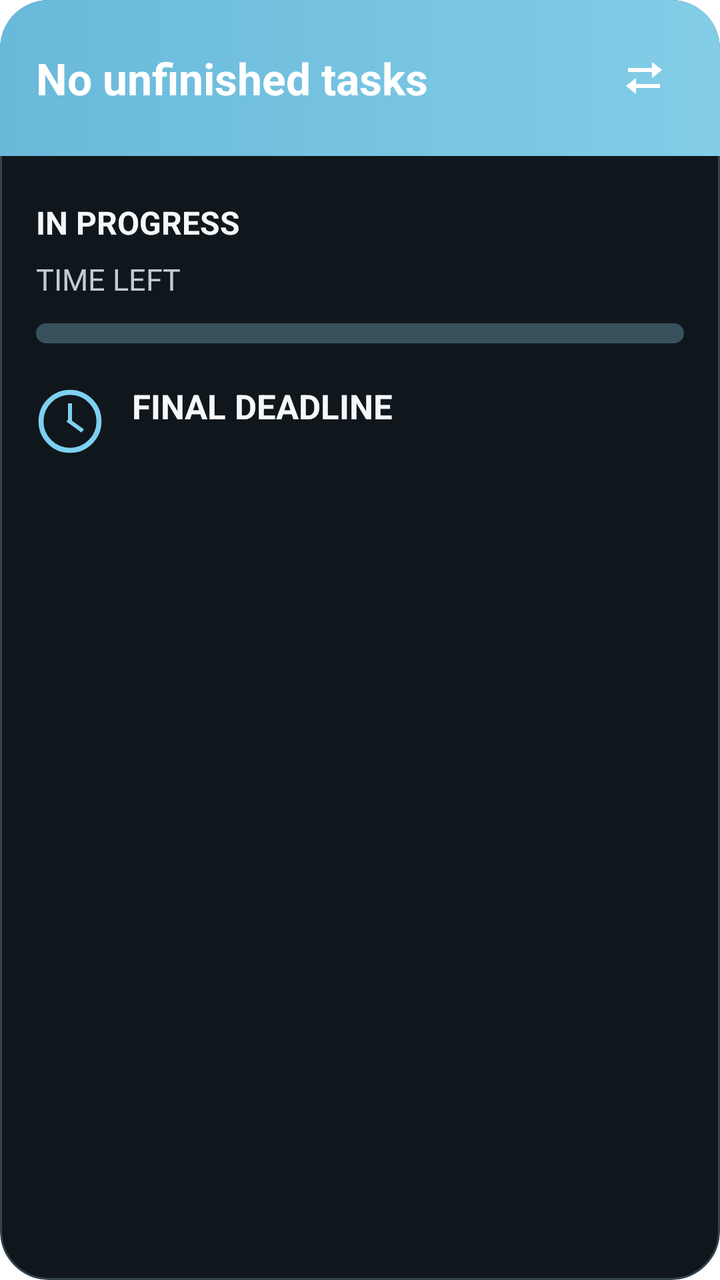
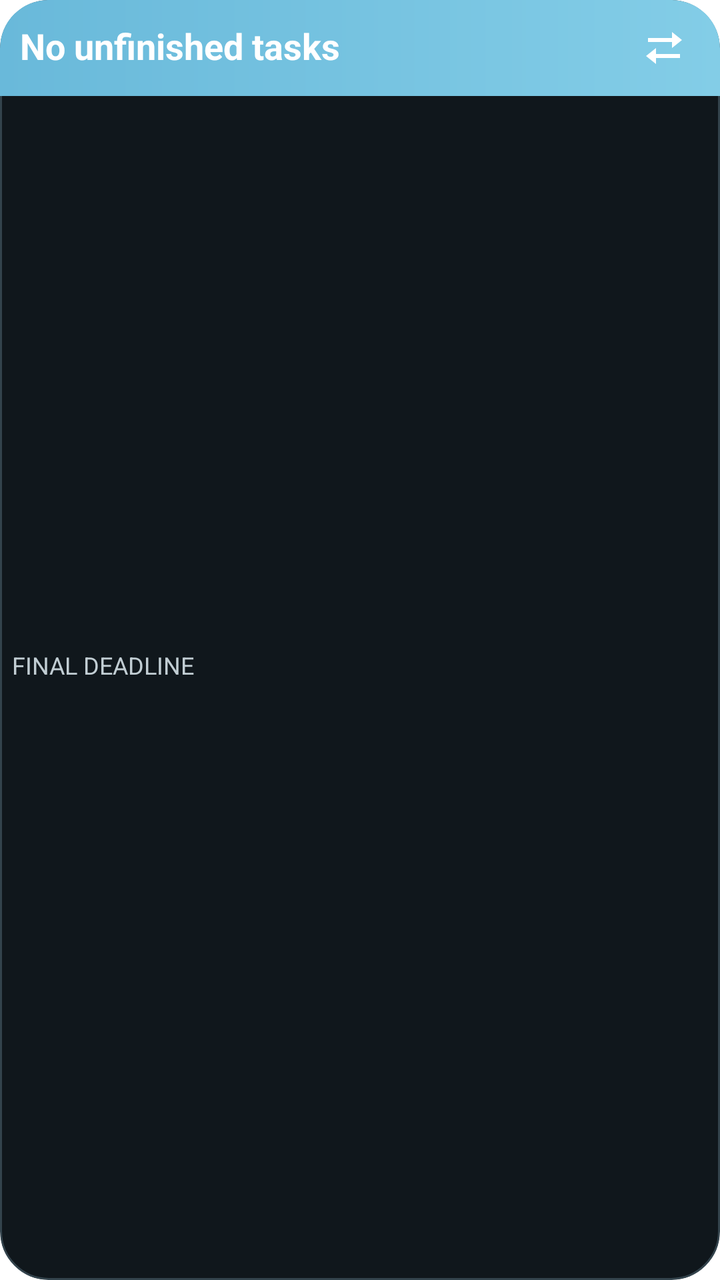

The first picture is an Android layout as it rendered before a commit; the second is the same layout after the commit. The layout source and the unified diff follow.
<!-- AndroidManifest.xml: fallback theme Theme.MaterialComponents.DayNight.NoActionBar -->
<!-- res/layout/next_ddl_widget.xml -->
<?xml version="1.0" encoding="utf-8"?>
<LinearLayout xmlns:android="http://schemas.android.com/apk/res/android"
    android:id="@+id/widget_root"
    android:layout_width="match_parent"
    android:layout_height="match_parent"
    android:orientation="vertical"
    android:clipToOutline="true"
    android:background="@drawable/next_ddl_widget_background">

    <LinearLayout
        android:id="@+id/widget_header"
        android:layout_width="match_parent"
        android:layout_height="wrap_content"
        android:orientation="horizontal"
        android:gravity="center_vertical"
        android:paddingStart="18dp"
        android:paddingTop="15dp"
        android:paddingEnd="14dp"
        android:paddingBottom="15dp"
        android:background="@drawable/next_ddl_widget_header">
        <TextView
            android:id="@+id/widget_title"
            android:layout_width="0dp"
            android:layout_height="wrap_content"
            android:layout_weight="1"
            android:text="@string/widget_empty"
            android:textColor="@color/widget_header_text"
            android:textSize="22sp"
            android:textStyle="bold"
            android:maxLines="1"
            android:ellipsize="end" />
        <ImageView
            android:id="@+id/widget_menu_icon"
            android:layout_width="48dp"
            android:layout_height="48dp"
            android:layout_marginStart="8dp"
            android:padding="12dp"
            android:src="@drawable/ic_widget_switch"
            android:tint="@color/widget_header_text"
            android:contentDescription="@string/widget_switch_label" />
    </LinearLayout>

    <LinearLayout
        android:id="@+id/widget_details"
        android:layout_width="match_parent"
        android:layout_height="0dp"
        android:layout_weight="1"
        android:orientation="vertical"
        android:paddingStart="18dp"
        android:paddingTop="17dp"
        android:paddingEnd="18dp"
        android:paddingBottom="17dp">
        <LinearLayout
            android:layout_width="match_parent"
            android:layout_height="wrap_content"
            android:orientation="horizontal"
            android:gravity="center_vertical">
            <TextView
                android:id="@+id/widget_status"
                android:layout_width="0dp"
                android:layout_height="wrap_content"
                android:layout_weight="1"
                android:text="@string/widget_focus_label"
                android:textColor="@color/widget_text"
                android:textSize="16sp"
                android:textStyle="bold" />
            <TextView
                android:id="@+id/widget_percent"
                android:layout_width="wrap_content"
                android:layout_height="wrap_content"
                android:textColor="@color/widget_accent"
                android:textSize="24sp"
                android:textStyle="bold" />
        </LinearLayout>

        <TextView
            android:id="@+id/widget_countdown_label"
            android:layout_width="match_parent"
            android:layout_height="wrap_content"
            android:layout_marginTop="2dp"
            android:text="@string/widget_remaining_label"
            android:textColor="@color/widget_secondary"
            android:textSize="15sp" />

        <ProgressBar
            android:id="@+id/widget_progress"
            style="?android:attr/progressBarStyleHorizontal"
            android:layout_width="match_parent"
            android:layout_height="10dp"
            android:layout_marginTop="12dp"
            android:max="100"
            android:progress="0"
            android:progressDrawable="@drawable/next_ddl_widget_progress" />

        <LinearLayout
            android:layout_width="match_parent"
            android:layout_height="wrap_content"
            android:layout_marginTop="20dp"
            android:orientation="horizontal"
            android:gravity="top">
            <ImageView
                android:layout_width="34dp"
                android:layout_height="34dp"
                android:layout_marginTop="2dp"
                android:src="@drawable/ic_widget_clock"
                android:tint="@color/widget_accent"
                android:contentDescription="@string/widget_final_label" />
            <LinearLayout
                android:layout_width="0dp"
                android:layout_height="wrap_content"
                android:layout_weight="1"
                android:layout_marginStart="14dp"
                android:orientation="vertical">
                <TextView
                    android:id="@+id/widget_final_label"
                    android:layout_width="match_parent"
                    android:layout_height="wrap_content"
                    android:text="@string/widget_final_label"
                    android:textColor="@color/widget_text"
                    android:textSize="17sp"
                    android:textStyle="bold" />
                <TextView
                    android:id="@+id/widget_final_countdown"
                    android:layout_width="match_parent"
                    android:layout_height="wrap_content"
                    android:layout_marginTop="5dp"
                    android:textColor="@color/widget_accent"
                    android:textSize="25sp"
                    android:textStyle="bold"
                    android:maxLines="1"
                    android:ellipsize="end" />
                <TextView
                    android:id="@+id/widget_final"
                    android:layout_width="match_parent"
                    android:layout_height="wrap_content"
                    android:layout_marginTop="5dp"
                    android:textColor="@color/widget_text"
                    android:textSize="15sp"
                    android:maxLines="1"
                    android:ellipsize="end" />
            </LinearLayout>
        </LinearLayout>
    </LinearLayout>

    <TextView
        android:id="@+id/widget_empty_hint"
        android:layout_width="match_parent"
        android:layout_height="0dp"
        android:layout_weight="1"
        android:gravity="center"
        android:padding="18dp"
        android:text="@string/widget_empty_hint"
        android:textColor="@color/widget_secondary"
        android:textSize="15sp"
        android:visibility="gone" />
</LinearLayout>
<!-- resources referenced by this layout -->
<resources>
  <color name="widget_accent">#7ED0F1</color>
  <color name="widget_header_text">#FFFFFF</color>
  <color name="widget_secondary">#C1CDD3</color>
  <color name="widget_text">#F5F8FA</color>
  <!-- drawable ic_widget_clock (drawable) -->
  <?xml version="1.0" encoding="utf-8"?>
  <vector xmlns:android="http://schemas.android.com/apk/res/android"
      android:width="34dp"
      android:height="34dp"
      android:viewportWidth="34"
      android:viewportHeight="34">
      <path android:fillColor="@android:color/transparent" android:strokeColor="@color/widget_accent"
          android:strokeWidth="2.5" android:pathData="M17,2.5A14.5,14.5 0,1 0,17 31.5A14.5,14.5 0,1 0,17 2.5" />
      <path android:fillColor="@color/widget_accent" android:pathData="M16,8h2v10h-2z" />
      <path android:fillColor="@color/widget_accent" android:pathData="M17,16l7,5 -1.3,1.6 -7.7,-5.7z" />
  </vector>
  <!-- drawable ic_widget_switch (drawable) -->
  <?xml version="1.0" encoding="utf-8"?>
  <vector xmlns:android="http://schemas.android.com/apk/res/android"
      android:width="24dp" android:height="24dp"
      android:viewportWidth="24" android:viewportHeight="24">
      <path android:fillColor="@color/widget_header_text"
          android:pathData="M4,7h12V4l5,4 -5,4V9H4zM20,15H8v-3l-5,4 5,4v-3h12z" />
  </vector>
  <!-- drawable next_ddl_widget_background (drawable) -->
  <?xml version="1.0" encoding="utf-8"?>
  <shape xmlns:android="http://schemas.android.com/apk/res/android" android:shape="rectangle">
      <solid android:color="@color/widget_background" />
      <corners android:radius="24dp" />
      <stroke android:width="1dp" android:color="@color/widget_border" />
  </shape>
  <!-- drawable next_ddl_widget_header (drawable) -->
  <?xml version="1.0" encoding="utf-8"?>
  <shape xmlns:android="http://schemas.android.com/apk/res/android" android:shape="rectangle">
      <gradient android:angle="0" android:startColor="@color/widget_header_start"
          android:endColor="@color/widget_header_end" />
      <corners android:topLeftRadius="24dp" android:topRightRadius="24dp" />
  </shape>
  <!-- drawable next_ddl_widget_progress (drawable) -->
  <?xml version="1.0" encoding="utf-8"?>
  <layer-list xmlns:android="http://schemas.android.com/apk/res/android">
      <item android:id="@android:id/background">
          <shape android:shape="rectangle">
              <corners android:radius="8dp" />
              <solid android:color="@color/widget_progress_track" />
          </shape>
      </item>
      <item android:id="@android:id/progress">
          <clip android:clipOrientation="horizontal" android:gravity="left">
              <shape android:shape="rectangle">
                  <corners android:radius="8dp" />
                  <solid android:color="@color/widget_accent" />
              </shape>
          </clip>
      </item>
  </layer-list>
  <string name="widget_empty">No unfinished tasks</string>
  <string name="widget_empty_hint">Tap to open Next DDL</string>
  <string name="widget_final_label">FINAL DEADLINE</string>
  <string name="widget_focus_label">IN PROGRESS</string>
  <string name="widget_remaining_label">TIME LEFT</string>
  <string name="widget_switch_label">Switch task</string>
  <color name="widget_background">#10171C</color>
  <color name="widget_border">#33434C</color>
  <color name="widget_header_start">#69B9DA</color>
  <color name="widget_header_end">#83CDE7</color>
  <color name="widget_progress_track">#39515D</color>
</resources>

<!-- the commit's change to res/layout/next_ddl_widget.xml (unified diff, before → after) -->
@@ -6,151 +6,171 @@
     android:orientation="vertical"
     android:clipToOutline="true"
     android:background="@drawable/next_ddl_widget_background">
-
-    <LinearLayout
-        android:id="@+id/widget_header"
-        android:layout_width="match_parent"
-        android:layout_height="wrap_content"
-        android:orientation="horizontal"
-        android:gravity="center_vertical"
-        android:paddingStart="18dp"
-        android:paddingTop="15dp"
-        android:paddingEnd="14dp"
-        android:paddingBottom="15dp"
-        android:background="@drawable/next_ddl_widget_header">
-        <TextView
-            android:id="@+id/widget_title"
-            android:layout_width="0dp"
-            android:layout_height="wrap_content"
-            android:layout_weight="1"
-            android:text="@string/widget_empty"
-            android:textColor="@color/widget_header_text"
-            android:textSize="22sp"
-            android:textStyle="bold"
-            android:maxLines="1"
-            android:ellipsize="end" />
-        <ImageView
-            android:id="@+id/widget_menu_icon"
-            android:layout_width="48dp"
-            android:layout_height="48dp"
-            android:layout_marginStart="8dp"
-            android:padding="12dp"
-            android:src="@drawable/ic_widget_switch"
-            android:tint="@color/widget_header_text"
-            android:contentDescription="@string/widget_switch_label" />
-    </LinearLayout>
-
+    <include layout="@layout/next_ddl_widget_header" />
     <LinearLayout
         android:id="@+id/widget_details"
         android:layout_width="match_parent"
         android:layout_height="0dp"
         android:layout_weight="1"
         android:orientation="vertical"
-        android:paddingStart="18dp"
-        android:paddingTop="17dp"
-        android:paddingEnd="18dp"
-        android:paddingBottom="17dp">
-        <LinearLayout
+        android:gravity="center_vertical"
+        android:padding="6dp">
+        <include layout="@layout/next_ddl_widget_overview" />
+        <include layout="@layout/next_ddl_widget_deadline" />
+    </LinearLayout>
+    <include layout="@layout/next_ddl_widget_empty" />
+</LinearLayout>
+<!-- res/layout/next_ddl_widget_header.xml (included above) -->
+<?xml version="1.0" encoding="utf-8"?>
+<LinearLayout xmlns:android="http://schemas.android.com/apk/res/android"
+    android:id="@+id/widget_header"
+    android:layout_width="match_parent"
+    android:layout_height="wrap_content"
+    android:orientation="horizontal"
+    android:gravity="center_vertical"
+    android:minHeight="48dp"
+    android:paddingStart="10dp"
+    android:paddingEnd="4dp"
+    android:background="@drawable/next_ddl_widget_header">
+    <TextView
+        android:id="@+id/widget_title"
+        android:layout_width="0dp"
+        android:layout_height="wrap_content"
+        android:layout_weight="1"
+        android:text="@string/widget_empty"
+        android:textColor="@color/widget_header_text"
+        android:textSize="18sp"
+        android:textStyle="bold"
+        android:includeFontPadding="false"
+        android:maxLines="1"
+        android:ellipsize="end" />
+    <ImageView
+        android:id="@+id/widget_menu_icon"
+        android:layout_width="48dp"
+        android:layout_height="48dp"
+        android:padding="12dp"
+        android:src="@drawable/ic_widget_switch"
+        android:tint="@color/widget_header_text"
+        android:contentDescription="@string/widget_switch_label" />
+</LinearLayout>
+<!-- res/layout/next_ddl_widget_overview.xml (included above) -->
+<?xml version="1.0" encoding="utf-8"?>
+<LinearLayout xmlns:android="http://schemas.android.com/apk/res/android"
+    android:id="@+id/widget_overview"
+    android:layout_width="match_parent"
+    android:layout_height="wrap_content"
+    android:orientation="vertical"
+    android:visibility="gone">
+    <LinearLayout
+        android:layout_width="match_parent"
+        android:layout_height="wrap_content"
+        android:orientation="horizontal"
+        android:gravity="center_vertical">
+        <TextView
+            android:id="@+id/widget_status"
+            android:layout_width="0dp"
+            android:layout_height="wrap_content"
+            android:layout_weight="1"
+            android:text="@string/widget_focus_label"
+            android:textColor="@color/widget_text"
+            android:textSize="12sp"
+            android:textStyle="bold"
+            android:includeFontPadding="false"
+            android:maxLines="1"
+            android:ellipsize="end" />
+        <TextView
+            android:id="@+id/widget_percent"
+            android:layout_width="wrap_content"
+            android:layout_height="wrap_content"
+            android:textColor="@color/widget_accent"
+            android:textSize="16sp"
+            android:textStyle="bold"
+            android:includeFontPadding="false" />
+    </LinearLayout>
+    <TextView
+        android:id="@+id/widget_countdown_label"
+        android:layout_width="match_parent"
+        android:layout_height="wrap_content"
+        android:text="@string/widget_remaining_label"
+        android:textColor="@color/widget_secondary"
+        android:textSize="12sp"
+        android:includeFontPadding="false"
+        android:maxLines="1"
+        android:ellipsize="end" />
+    <ProgressBar
+        android:id="@+id/widget_progress"
+        style="?android:attr/progressBarStyleHorizontal"
+        android:layout_width="match_parent"
+        android:layout_height="8dp"
+        android:layout_marginTop="6dp"
+        android:max="100"
+        android:progress="0"
+        android:progressDrawable="@drawable/next_ddl_widget_progress" />
+</LinearLayout>
+<!-- res/layout/next_ddl_widget_deadline.xml (included above) -->
+<?xml version="1.0" encoding="utf-8"?>
+<LinearLayout xmlns:android="http://schemas.android.com/apk/res/android"
+    android:id="@+id/widget_deadline"
+    android:layout_width="match_parent"
+    android:layout_height="wrap_content"
+    android:orientation="horizontal"
+    android:gravity="center_vertical">
+    <ImageView
+        android:id="@+id/widget_clock"
+        android:layout_width="32dp"
+        android:layout_height="32dp"
+        android:src="@drawable/ic_widget_clock"
+        android:tint="@color/widget_accent"
+        android:contentDescription="@string/widget_final_label"
+        android:visibility="gone" />
+    <LinearLayout
+        android:id="@+id/widget_deadline_text"
+        android:layout_width="0dp"
+        android:layout_height="wrap_content"
+        android:layout_weight="1"
+        android:orientation="vertical">
+        <TextView
+            android:id="@+id/widget_final_label"
             android:layout_width="match_parent"
             android:layout_height="wrap_content"
-            android:orientation="horizontal"
-            android:gravity="center_vertical">
-            <TextView
-                android:id="@+id/widget_status"
-                android:layout_width="0dp"
-                android:layout_height="wrap_content"
-                android:layout_weight="1"
-                android:text="@string/widget_focus_label"
-                android:textColor="@color/widget_text"
-                android:textSize="16sp"
-                android:textStyle="bold" />
-            <TextView
-                android:id="@+id/widget_percent"
-                android:layout_width="wrap_content"
-                android:layout_height="wrap_content"
-                android:textColor="@color/widget_accent"
-                android:textSize="24sp"
-                android:textStyle="bold" />
-        </LinearLayout>
-
+            android:text="@string/widget_final_label"
+            android:textColor="@color/widget_secondary"
+            android:textSize="12sp"
+            android:includeFontPadding="false"
+            android:maxLines="1"
+            android:ellipsize="end" />
         <TextView
-            android:id="@+id/widget_countdown_label"
+            android:id="@+id/widget_final_countdown"
             android:layout_width="match_parent"
             android:layout_height="wrap_content"
-            android:layout_marginTop="2dp"
-            android:text="@string/widget_remaining_label"
-            android:textColor="@color/widget_secondary"
-            android:textSize="15sp" />
-
-        <ProgressBar
-            android:id="@+id/widget_progress"
-            style="?android:attr/progressBarStyleHorizontal"
-            android:layout_width="match_parent"
-            android:layout_height="10dp"
-            android:layout_marginTop="12dp"
-            android:max="100"
-            android:progress="0"
-            android:progressDrawable="@drawable/next_ddl_widget_progress" />
-
-        <LinearLayout
+            android:textColor="@color/widget_accent"
+            android:textSize="18sp"
+            android:textStyle="bold"
+            android:includeFontPadding="false"
+            android:maxLines="1"
+            android:ellipsize="end" />
+        <TextView
+            android:id="@+id/widget_final"
             android:layout_width="match_parent"
             android:layout_height="wrap_content"
-            android:layout_marginTop="20dp"
-            android:orientation="horizontal"
-            android:gravity="top">
-            <ImageView
-                android:layout_width="34dp"
-                android:layout_height="34dp"
-                android:layout_marginTop="2dp"
-                android:src="@drawable/ic_widget_clock"
-                android:tint="@color/widget_accent"
-                android:contentDescription="@string/widget_final_label" />
-            <LinearLayout
-                android:layout_width="0dp"
-                android:layout_height="wrap_content"
-                android:layout_weight="1"
-                android:layout_marginStart="14dp"
-                android:orientation="vertical">
-                <TextView
-                    android:id="@+id/widget_final_label"
-                    android:layout_width="match_parent"
-                    android:layout_height="wrap_content"
-                    android:text="@string/widget_final_label"
-                    android:textColor="@color/widget_text"
-                    android:textSize="17sp"
-                    android:textStyle="bold" />
-                <TextView
-                    android:id="@+id/widget_final_countdown"
-                    android:layout_width="match_parent"
-                    android:layout_height="wrap_content"
-                    android:layout_marginTop="5dp"
-                    android:textColor="@color/widget_accent"
-                    android:textSize="25sp"
-                    android:textStyle="bold"
-                    android:maxLines="1"
-                    android:ellipsize="end" />
-                <TextView
-                    android:id="@+id/widget_final"
-                    android:layout_width="match_parent"
-                    android:layout_height="wrap_content"
-                    android:layout_marginTop="5dp"
-                    android:textColor="@color/widget_text"
-                    android:textSize="15sp"
-                    android:maxLines="1"
-                    android:ellipsize="end" />
-            </LinearLayout>
-        </LinearLayout>
+            android:textColor="@color/widget_text"
+            android:textSize="12sp"
+            android:includeFontPadding="false"
+            android:maxLines="1"
+            android:ellipsize="end"
+            android:visibility="gone" />
     </LinearLayout>
-
-    <TextView
-        android:id="@+id/widget_empty_hint"
-        android:layout_width="match_parent"
-        android:layout_height="0dp"
-        android:layout_weight="1"
-        android:gravity="center"
-        android:padding="18dp"
-        android:text="@string/widget_empty_hint"
-        android:textColor="@color/widget_secondary"
-        android:textSize="15sp"
-        android:visibility="gone" />
 </LinearLayout>
+<!-- res/layout/next_ddl_widget_empty.xml (included above) -->
+<?xml version="1.0" encoding="utf-8"?>
+<TextView xmlns:android="http://schemas.android.com/apk/res/android"
+    android:id="@+id/widget_empty_hint"
+    android:layout_width="match_parent"
+    android:layout_height="0dp"
+    android:layout_weight="1"
+    android:gravity="center"
+    android:padding="8dp"
+    android:text="@string/widget_empty_hint"
+    android:textColor="@color/widget_secondary"
+    android:textSize="12sp"
+    android:visibility="gone" />
